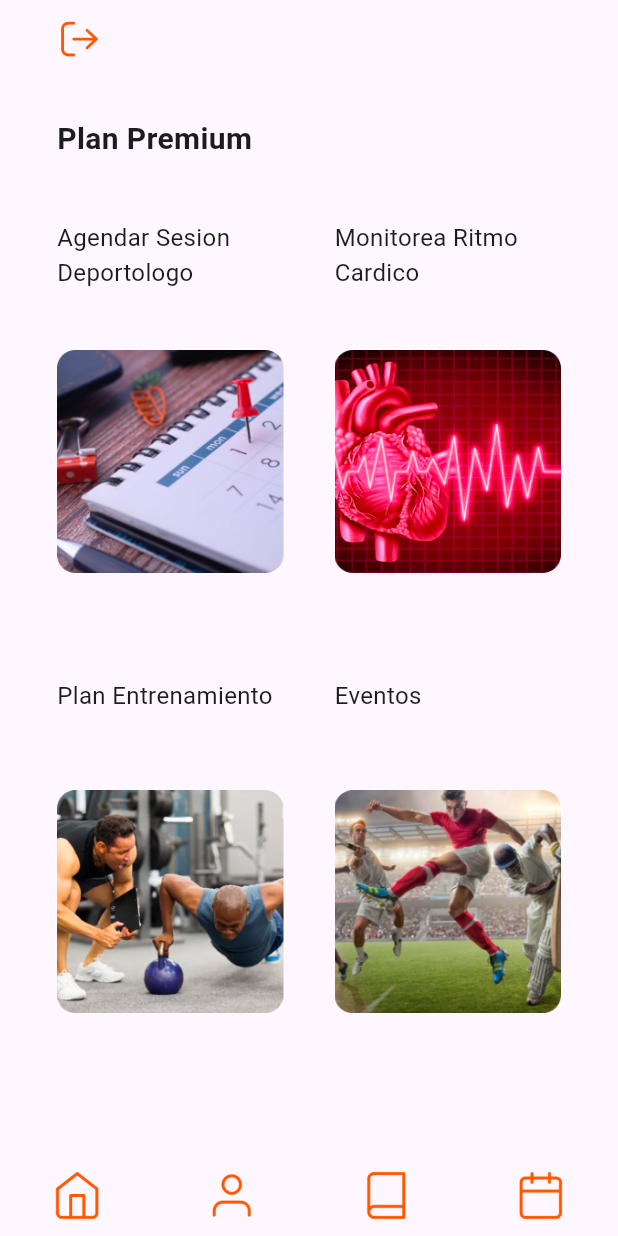
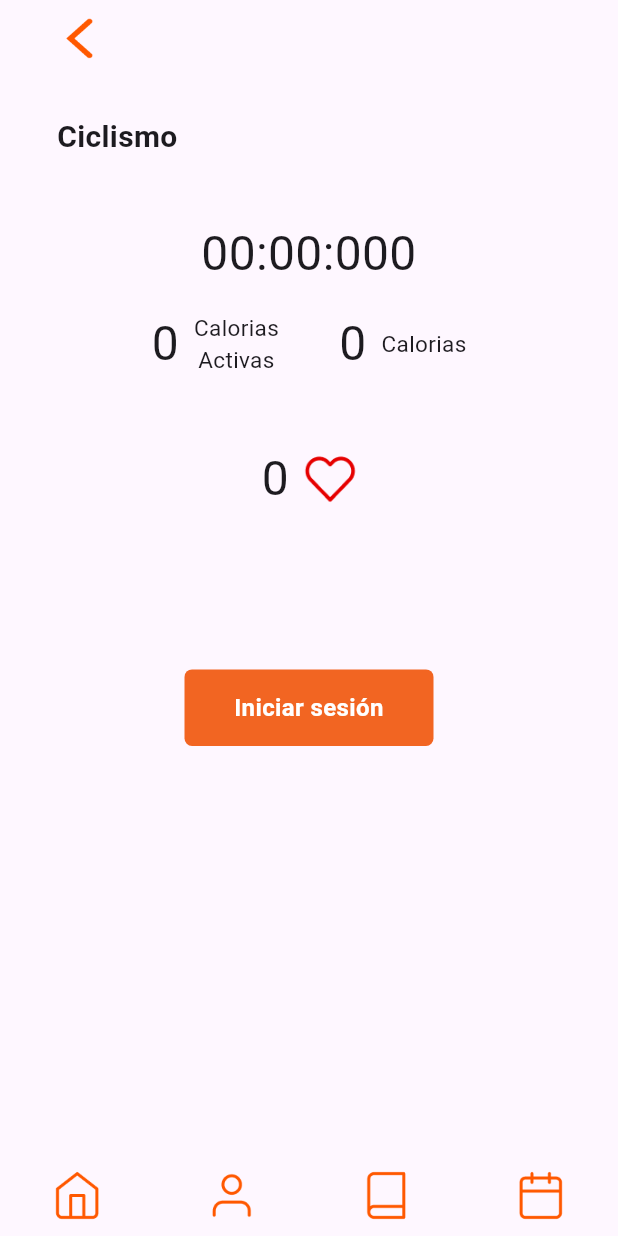
Before and after one commit to slozano95/sportapp_movil, a Flutter app: the PlanSelector screen opened directly, after a tap on "Plan Entrenamiento", on a phone screen of 412 x 824 dp. Run offline on Flutter 3.47's test engine with Material 3 defaults, Android fonts, the phone set to English and light mode, and no system bars; generated files the repository leaves out were written again; Roboto replaces fonts that are missing (IBM Plex Sans).

Commit message:
Added module

```diff
--- a/lib/UI/components.dart
+++ b/lib/UI/components.dart
@@ -28,6 +28,7 @@ class UIComponents {
             height: 51,
             child: Center(
                 child: Text(title,
+                    textAlign: TextAlign.center,
                     style: const TextStyle(
                         fontSize: 16,
                         color: AppColors.white,
--- /dev/null
+++ b/lib/current_session_view.dart
@@ -0,0 +1,293 @@
+import 'dart:async';
+import 'dart:math';
+
+import 'package:flutter/material.dart';
+import 'package:sportapp_movil/UI/colors.dart';
+import 'package:sportapp_movil/plan_selector_view.dart';
+
+import 'UI/components.dart';
+
+class CurrentSessionView extends StatefulWidget {
+  const CurrentSessionView({super.key});
+
+  @override
+  _CurrentSessionViewState createState() => _CurrentSessionViewState();
+}
+
+class _CurrentSessionViewState extends State<CurrentSessionView> {
+  bool _isSessionActive = false;
+  bool _isSessionEnded = false;
+
+  Stopwatch? _stopwatch;
+  Timer? _viewTimer;
+  Timer? _heartRateTimer;
+  int _totalCals = 0;
+  int _activeCals = 0;
+  int _totalCalsRate = 500;
+  int _activeCalsRate = 2;
+  int _heartRate = 0;
+
+  @override
+  Widget build(BuildContext context) {
+    return Scaffold(
+        body: SafeArea(
+            child: Column(children: [
+      Container(
+          padding: const EdgeInsets.fromLTRB(38, 12, 0, 0),
+          child: Row(
+            children: [
+              GestureDetector(
+                  onTap: () {
+                    goBack();
+                  },
+                  child: const Image(
+                      image: AssetImage("assets/icon_back.png"), width: 30))
+            ],
+          )),
+      Expanded(
+          child: Container(
+              width: double.infinity,
+              padding: const EdgeInsets.all(38),
+              child: Column(
+                  crossAxisAlignment: CrossAxisAlignment.start,
+                  children: [
+                    Text("Ciclismo",
+                        style: AppTypography.heading,
+                        textAlign: TextAlign.start),
+                    const SizedBox(height: 40),
+                    SizedBox(
+                      width: double.infinity,
+                      child: Text(
+                        getCurrentTimerValue(),
+                        textAlign: TextAlign.center,
+                        style: const TextStyle(fontSize: 32),
+                      ),
+                    ),
+                    const SizedBox(height: 14),
+                    Row(
+                      mainAxisAlignment: MainAxisAlignment.center,
+                      children: [
+                        Text(
+                          getActiveCaloriesValue(),
+                          textAlign: TextAlign.center,
+                          style: const TextStyle(fontSize: 32),
+                        ),
+                        const SizedBox(width: 10),
+                        const Text(
+                          "Calorias\nActivas",
+                          textAlign: TextAlign.center,
+                          style: TextStyle(fontSize: 15),
+                        ),
+                        const SizedBox(width: 40),
+                        Text(
+                          getTotalCaloriesValue(),
+                          textAlign: TextAlign.center,
+                          style: const TextStyle(fontSize: 32),
+                        ),
+                        const SizedBox(width: 10),
+                        const Text(
+                          "Calorias",
+                          textAlign: TextAlign.center,
+                          style: TextStyle(fontSize: 15),
+                        )
+                      ],
+                    ),
+                    const SizedBox(height: 40),
+                    Row(mainAxisAlignment: MainAxisAlignment.center, children: [
+                      Text(getHeartrateValue(),
+                          textAlign: TextAlign.center,
+                          style: const TextStyle(fontSize: 32)),
+                      const SizedBox(width: 10),
+                      Container(
+                          height: 54,
+                          child: const Center(
+                              child: Image(
+                                  image:
+                                      AssetImage("assets/icon_heartbeat.png"),
+                                  width: 35)))
+                    ]),
+                    const SizedBox(height: 50),
+                    !_isSessionEnded
+                        ? SizedBox()
+                        : Row(
+                            mainAxisAlignment: MainAxisAlignment.center,
+                            children: [
+                              Text(
+                                getFTPValue(),
+                                textAlign: TextAlign.center,
+                                style: const TextStyle(fontSize: 32),
+                              ),
+                              const SizedBox(width: 10),
+                              const Text(
+                                "FTP",
+                                textAlign: TextAlign.center,
+                                style: TextStyle(fontSize: 15),
+                              ),
+                              const SizedBox(width: 40),
+                              Text(
+                                getVO2Max(),
+                                textAlign: TextAlign.center,
+                                style: const TextStyle(fontSize: 32),
+                              ),
+                              const SizedBox(width: 10),
+                              const Text(
+                                "VO2 Max",
+                                textAlign: TextAlign.center,
+                                style: TextStyle(fontSize: 15),
+                              )
+                            ],
+                          ),
+                    const SizedBox(height: 50),
+                    !_isSessionEnded
+                        ? Center(
+                            child: UIComponents.button(
+                                _isSessionActive
+                                    ? "Finalizar sesión"
+                                    : 'Iniciar sesión', () {
+                            toggleSession();
+                          }))
+                        : Column(children: [
+                            Center(
+                                child:
+                                    UIComponents.button('Plan Nutricional', () {
+                              //TODO
+                            })),
+                            const SizedBox(height: 34),
+                            Center(
+                                child: UIComponents.button(
+                                    'Plan de Recuperación', () {
+                              //TODO
+                            }))
+                          ])
+                  ]))),
+      UIComponents.tabBar()
+    ])));
+  }
+
+  void goBack() {
+    Navigator.of(context).pop();
+  }
+
+  void saveSession() {
+    //SHow sucess modal
+    showDialog(
+      context: context,
+      builder: (BuildContext context) {
+        return AlertDialog(
+          title: const Text('Exitoso'),
+          content: const Text('Sesion Agendada'),
+          actions: [
+            TextButton(
+              onPressed: () {
+                Navigator.of(context).pop();
+              },
+              child: const Text('OK'),
+            ),
+          ],
+        );
+      },
+    );
+    // Navigator.push(
+    //   context,
+    //   MaterialPageRoute(builder: (context) => PlanSelector()),
+    // );
+  }
+
+  void openCalendar() {
+    showDatePicker(
+      context: context,
+      initialDate: DateTime.now(),
+      firstDate: DateTime.now(),
+      lastDate: DateTime.now().add(const Duration(days: 30)),
+    );
+  }
+
+  String getCurrentTimerValue() {
+    return getFormattedText();
+  }
+
+  String getFormattedText() {
+    var milli = _stopwatch?.elapsed.inMilliseconds ?? 0;
+
+    String milliseconds = (milli % 1000).toString().padLeft(3, "0");
+    String seconds = ((milli ~/ 1000) % 60).toString().padLeft(2, "0");
+    String minutes = ((milli ~/ 1000) ~/ 60).toString().padLeft(2, "0");
+    return "$minutes:$seconds:$milliseconds";
+  }
+
+  String getActiveCaloriesValue() {
+    return _activeCals.toString();
+  }
+
+  String getTotalCaloriesValue() {
+    return _totalCals.toString();
+  }
+
+  String getHeartrateValue() {
+    return _heartRate.toString();
+  }
+
+  void startStopwatch() {
+    _totalCals = 0;
+    _activeCals = 0;
+    _heartRate = 120;
+    _viewTimer = Timer.periodic(const Duration(milliseconds: 30), (timer) {
+      setState(() {});
+      var random = Random().nextInt(_totalCalsRate);
+      if (random == 0) {
+        incrementCalories();
+      }
+    });
+    _stopwatch = Stopwatch();
+    _stopwatch?.start();
+    _simulateHeartRate();
+  }
+
+  void stopStopwatch() {
+    _viewTimer?.cancel();
+    _heartRateTimer?.cancel();
+    _stopwatch?.stop();
+  }
+
+  void toggleSession() {
+    _isSessionActive = !_isSessionActive;
+    if (!_isSessionActive) {
+      stopStopwatch();
+      setState(() {
+        _isSessionEnded = true;
+      });
+    } else {
+      startStopwatch();
+    }
+  }
+
+  void incrementCalories() {
+    var random = Random().nextInt(_activeCalsRate);
+    if (random == 0) {
+      _activeCals += 1;
+    }
+    _totalCals += 1;
+  }
+
+  void _simulateHeartRate() {
+    _heartRateTimer = Timer.periodic(const Duration(seconds: 1), (timer) {
+      var randomInit = Random().nextInt(2);
+      if (_heartRate >= 160) {
+        _heartRate = _heartRate - Random().nextInt(10);
+      } else if (_heartRate <= 70) {
+        _heartRate = _heartRate + Random().nextInt(10);
+      } else {
+        _heartRate =
+            _heartRate + (Random().nextInt(5) * (randomInit == 0 ? -1 : 1));
+      }
+    });
+  }
+
+  String getVO2Max() {
+    return (Random().nextInt(20) + 50).toString();
+  }
+
+  String getFTPValue() {
+    return (Random().nextInt(20) + 100).toString();
+  }
+}
--- a/lib/plan_selector_view.dart
+++ b/lib/plan_selector_view.dart
@@ -1,5 +1,6 @@
 import 'package:flutter/material.dart';
 import 'package:sportapp_movil/UI/colors.dart';
+import 'package:sportapp_movil/current_session_view.dart';
 import 'package:sportapp_movil/login_view.dart';
 import 'package:sportapp_movil/schedule_deportologo.dart';
 
@@ -133,6 +134,9 @@ class _PlanSelectorState extends State<PlanSelector> {
             case PlanFeatures.scheduleSession:
               goToScheduleDeportologo();
               break;
+            case PlanFeatures.trainingPlan:
+              goToCurrentSession();
+              break;
             default:
               break;
           }
@@ -174,4 +178,11 @@ class _PlanSelectorState extends State<PlanSelector> {
       MaterialPageRoute(builder: (context) => ScheduleDeportologo()),
     );
   }
+
+  void goToCurrentSession() {
+    Navigator.push(
+      context,
+      MaterialPageRoute(builder: (context) => CurrentSessionView()),
+    );
+  }
 }
```
Also changed, not shown: assets/icon_heartbeat.png (added).
